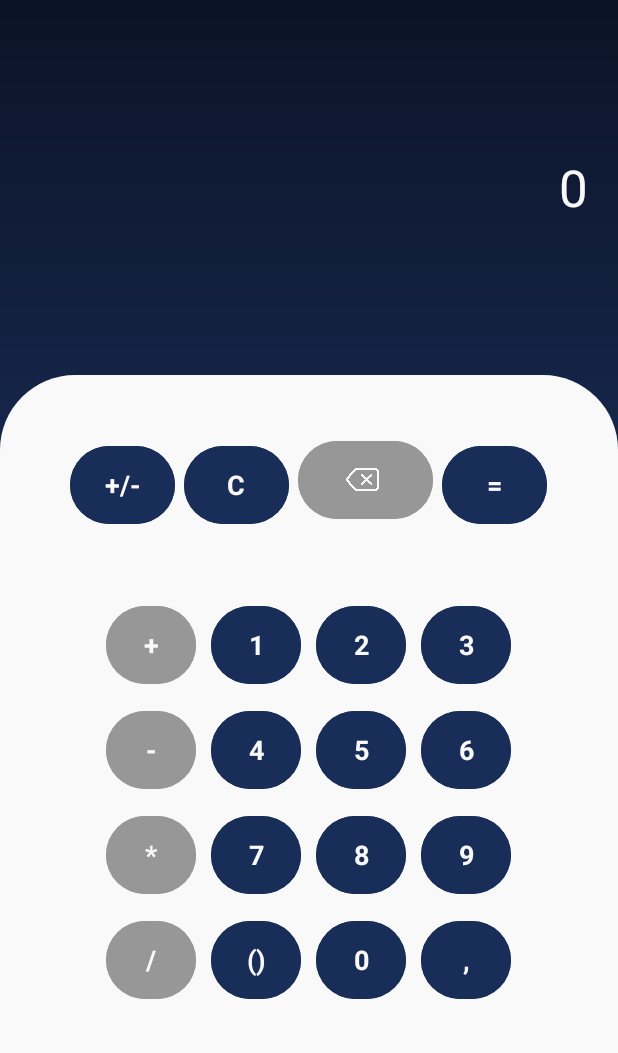
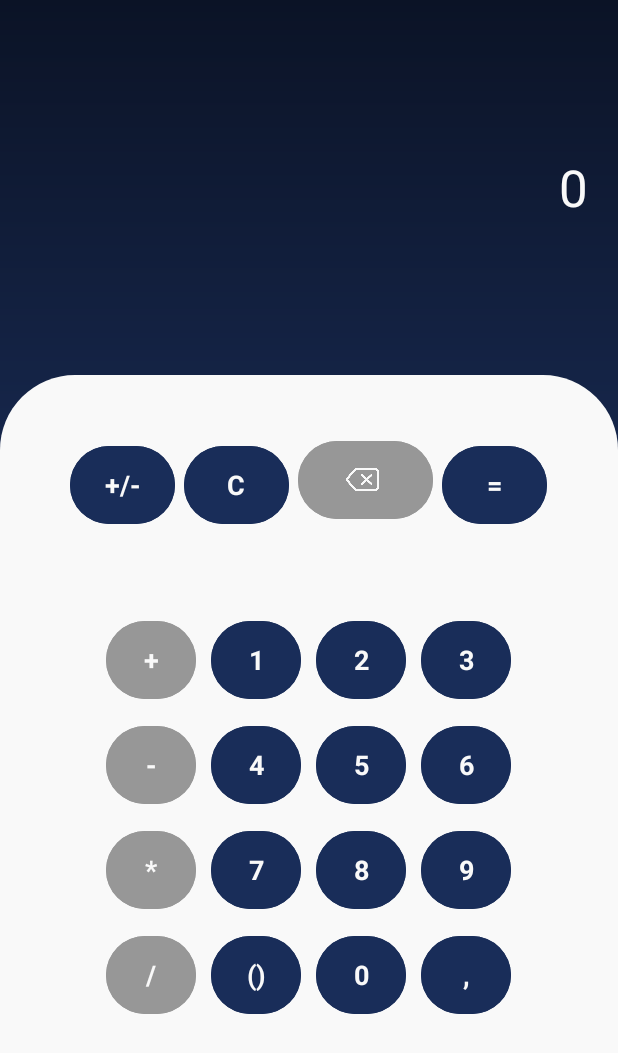
Before and after one commit to jaqp1/Calculator, an Android app: the screen it shows after launch (MainActivity), on a phone screen of 412 x 824 dp. Shown: the top 1053 px of the screen. Run offline under Robolectric (Android 15) with nearby library versions, the phone set to English and light mode, and no system bars; Roboto replaces fonts that are not available here.

Commit message:
Build v2.3

```diff
--- a/app/src/main/res/layout/activity_main.xml
+++ b/app/src/main/res/layout/activity_main.xml
@@ -132,7 +132,7 @@
             android:layout_width="wrap_content"
             android:layout_height="wrap_content"
             android:layout_gravity="center"
-            android:layout_marginTop="50dp"
+            android:layout_marginTop="60dp"
             android:layout_marginBottom="10dp"
             android:orientation="vertical"
             android:padding="0dp"
```
